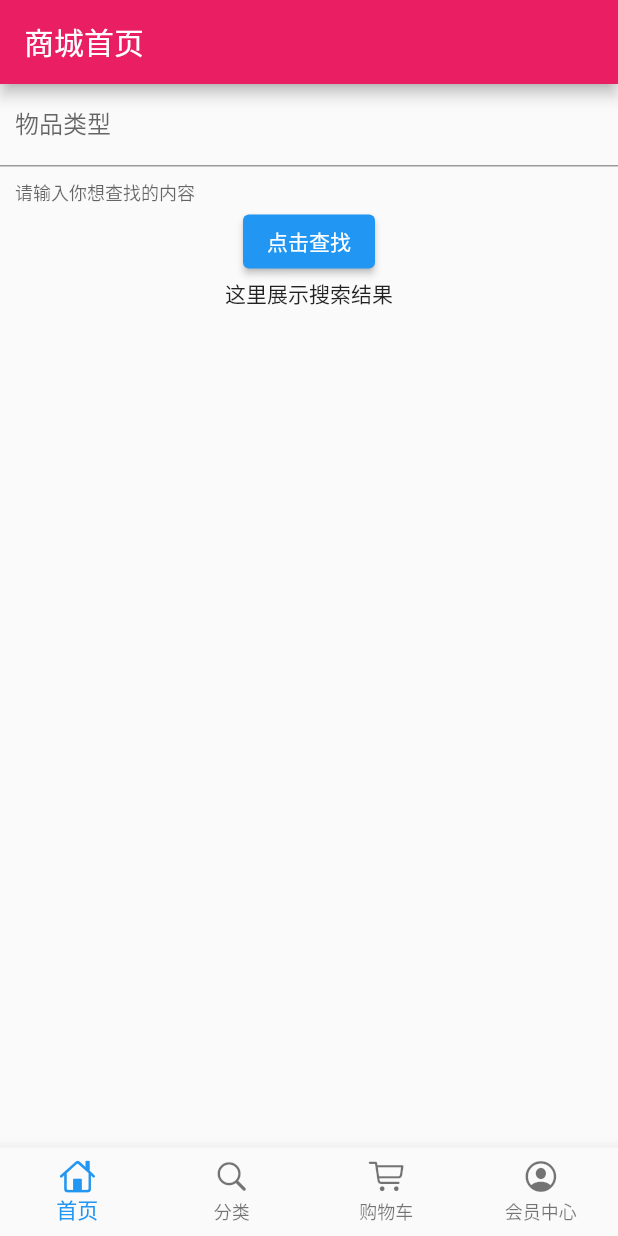
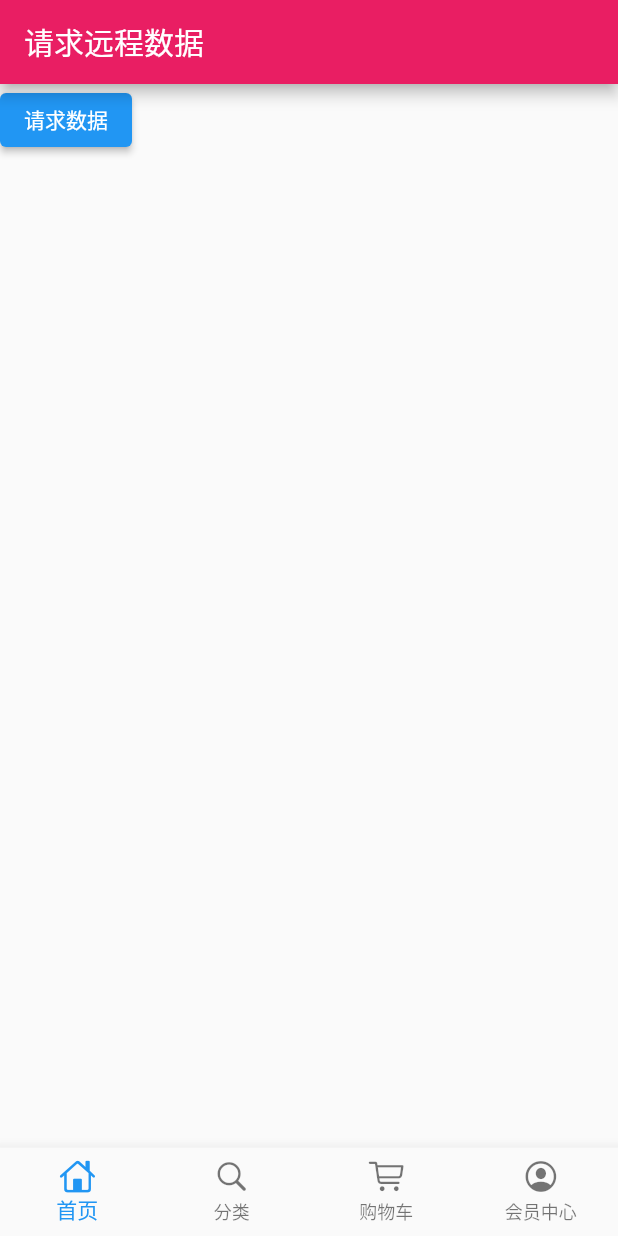
Before and after one commit to Dickens-Shaw/flutter-demo, a Flutter app: the screen it shows after launch, on a phone screen of 412 x 824 dp. Run offline on Flutter 3.47's test engine with Material 2 defaults, Android fonts, the phone set to English and light mode, and no system bars; our stand-ins replace dio.

Commit message:
✨ feat(请求): 模拟请求极客时间，添加请求头

```diff
--- /dev/null
+++ b/lib/config/headers.dart
@@ -0,0 +1,22 @@
+/*
+ * @Author: Shaw
+ * @Date: 2021-07-22 10:50:48
+ * @Description:
+ * @LastEditors: Shaw
+ * @LastEditTime: 2021-07-22 11:00:56
+ */
+
+const httpHeaders = {
+  'Accept': 'application/json, text/plain, */*',
+  'Accept-Encoding': 'gzip, deflate, br',
+  'Accept-Language': 'zh-CN,zh;q=0.9',
+  'Connection': 'keep-alive',
+  'Content-Type': 'application/json',
+  'Cookie':
+      '_ga=GA1.2.676402787.1548321037; GCID=9d149c5-11cb3b3-80ad198-04b551d; _gid=GA1.2.359074521.1550799897; _gat=1; Hm_lvt_022f847c4e3acd44d4a2481d9187f1e6=1550106367,1550115714,1550123110,1550799897; SERVERID=1fa1f330efedec1559b3abbcb6e30f50|1550799909|1550799898; Hm_lpvt_022f847c4e3acd44d4a2481d9187f1e6=1550799907',
+  'Host': 'time.geekbang.org',
+  'Origin': 'https://time.geekbang.org',
+  'Referer': 'https://time.geekbang.org/',
+  'User-Agent':
+      'Mozilla/5.0 (Windows NT 10.0; Win64; x64) AppleWebKit/537.36 (KHTML, like Gecko) Chrome/70.0.3538.77 Safari/537.36'
+};
--- a/lib/pages/home_page.dart
+++ b/lib/pages/home_page.dart
@@ -3,10 +3,11 @@
  * @Date: 2021-07-21 14:44:47
  * @Description:
  * @LastEditors: Shaw
- * @LastEditTime: 2021-07-21 17:30:13
+ * @LastEditTime: 2021-07-22 11:01:06
  */
 import 'package:flutter/material.dart';
 import 'package:dio/dio.dart';
+import '../config/headers.dart';
 
 class HomePage extends StatefulWidget {
   const HomePage({Key? key}) : super(key: key);
@@ -16,65 +17,42 @@ class HomePage extends StatefulWidget {
 }
 
 class _HomepageState extends State<HomePage> {
-  TextEditingController typeController = TextEditingController();
-  String showText = '这里展示搜索结果';
+  String showText = '还没有数据';
   @override
   Widget build(BuildContext context) {
     return Scaffold(
-      appBar: AppBar(
-        title: const Text('商城首页'),
-      ),
+      appBar: AppBar(title: const Text('请求远程数据')),
       body: SingleChildScrollView(
         child: Column(
           children: <Widget>[
-            TextField(
-              controller: typeController,
-              decoration: const InputDecoration(
-                contentPadding: EdgeInsets.all(10.0),
-                labelText: '物品类型',
-                helperText: '请输入你想查找的内容',
-              ),
-              autofocus: false,
-            ),
-            ElevatedButton(
-              onPressed: _choiceAction,
-              child: const Text('点击查找'),
-            ),
-            Text(
-              showText,
-              // overflow: TextOverflow.ellipsis,
-              // maxLines: 3,
-            )
+            ElevatedButton(onPressed: _jike, child: const Text('请求数据'))
           ],
-          // ignore: deprecated_member_use
         ),
       ),
     );
   }
 
-  void _choiceAction() {
-    if (typeController.text.toString() == '') {
-      showDialog(
-          context: context,
-          builder: (context) => const AlertDialog(title: Text('不能为空')));
-    } else {
-      getHttp(typeController.text.toString()).then((val) {
-        setState(() {
-          showText = val['data'].toString();
-        });
+  void _jike() {
+    print('极客');
+    getHttp().then((val) {
+      setState(() {
+        showText = val['data'].toString();
       });
-    }
+    });
   }
 
-  Future getHttp(String typeText) async {
+  Future getHttp() async {
     try {
-      var data = {'name': typeText};
-      Response response = await Dio().get(
-          "http://192.168.0.11:3001/mock/37/getUsers",
-          queryParameters: data);
+      Response response;
+      Dio dio = Dio();
+      print(httpHeaders);
+      dio.options.headers = httpHeaders;
+      response =
+          await dio.get("https://time.geekbang.org/serv/v1/column/newAll");
+      print(response);
       return response.data;
     } catch (e) {
-      return;
+      return print(e);
     }
   }
 }
--- /dev/null
+++ b/lib/practice/post.dart
@@ -0,0 +1,80 @@
+/*
+ * @Author: Shaw
+ * @Date: 2021-07-21 14:44:47
+ * @Description:
+ * @LastEditors: Shaw
+ * @LastEditTime: 2021-07-22 10:27:42
+ */
+import 'package:flutter/material.dart';
+import 'package:dio/dio.dart';
+
+class HomePage extends StatefulWidget {
+  const HomePage({Key? key}) : super(key: key);
+
+  @override
+  _HomepageState createState() => _HomepageState();
+}
+
+class _HomepageState extends State<HomePage> {
+  TextEditingController typeController = TextEditingController();
+  String showText = '这里展示搜索结果';
+  @override
+  Widget build(BuildContext context) {
+    return Scaffold(
+      appBar: AppBar(
+        title: const Text('商城首页'),
+      ),
+      body: SingleChildScrollView(
+        child: Column(
+          children: <Widget>[
+            TextField(
+              controller: typeController,
+              decoration: const InputDecoration(
+                contentPadding: EdgeInsets.all(10.0),
+                labelText: '物品类型',
+                helperText: '请输入你想查找的内容',
+              ),
+              autofocus: false,
+            ),
+            ElevatedButton(
+              onPressed: _choiceAction,
+              child: const Text('点击查找'),
+            ),
+            Text(
+              showText,
+              // overflow: TextOverflow.ellipsis,
+              // maxLines: 3,
+            )
+          ],
+          // ignore: deprecated_member_use
+        ),
+      ),
+    );
+  }
+
+  void _choiceAction() {
+    if (typeController.text.toString() == '') {
+      showDialog(
+          context: context,
+          builder: (context) => const AlertDialog(title: Text('不能为空')));
+    } else {
+      getHttp(typeController.text.toString()).then((val) {
+        setState(() {
+          showText = val['data'].toString();
+        });
+      });
+    }
+  }
+
+  Future getHttp(String typeText) async {
+    try {
+      var data = {'name': typeText};
+      Response response = await Dio().post(
+          "http://192.168.0.11:3001/mock/37/updateUser",
+          queryParameters: data);
+      return response.data;
+    } catch (e) {
+      return;
+    }
+  }
+}
```
